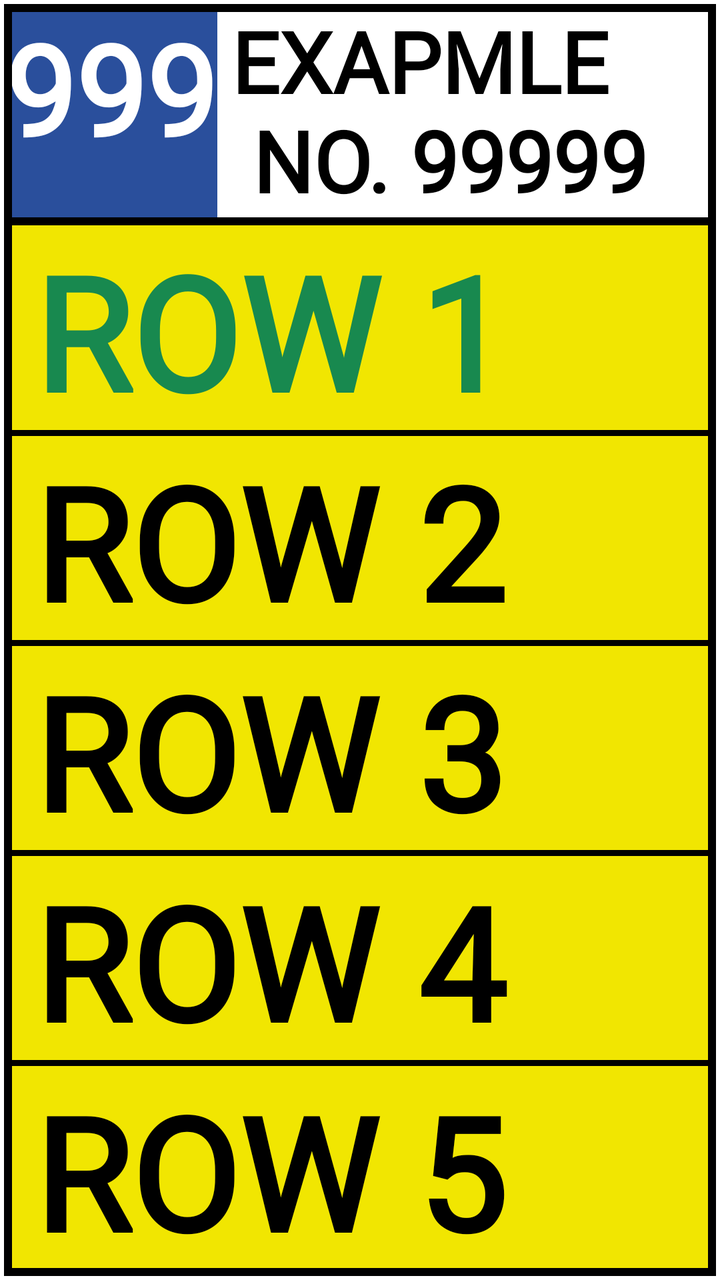
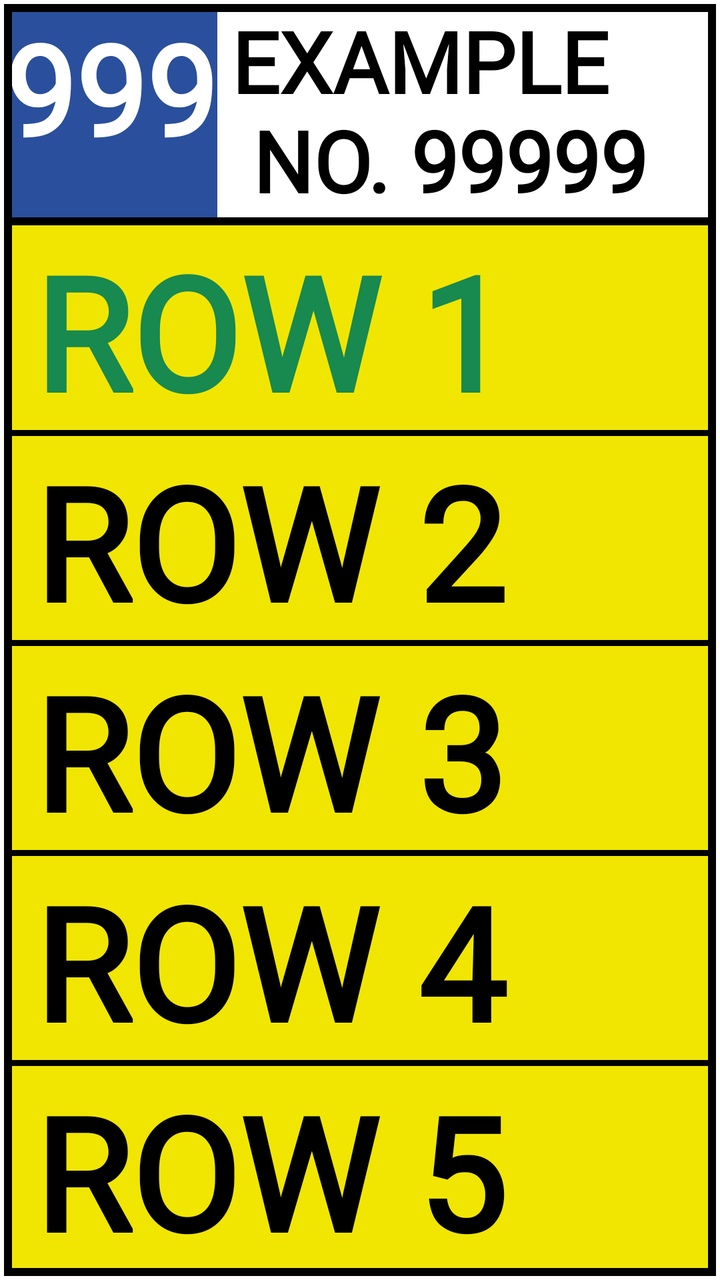

The first picture is an Android layout as it rendered before a commit; the second is the same layout after the commit. The layout source and the unified diff follow.
<!-- AndroidManifest.xml: application theme Theme.Lines -->
<!-- res/layout/sign.xml -->
<?xml version="1.0" encoding="utf-8"?>
<androidx.constraintlayout.widget.ConstraintLayout xmlns:android="http://schemas.android.com/apk/res/android"
    android:layout_width="match_parent"
    android:layout_height="450dp"
    android:id="@+id/sign"
    android:padding="2dp"
    xmlns:app="http://schemas.android.com/apk/res-auto">

    <TextView
        android:id="@+id/blueSquare"
        android:layout_width="0dp"
        android:layout_height="0dp"
        android:background="?attr/signCardSecond"
        android:text="999"
        android:textAllCaps="true"
        android:textStyle="bold"
        android:textAlignment="center"
        android:autoSizeTextType="uniform"
        android:textColor="?attr/signCardTextSquare"
        android:fontFamily="?attr/signFontFamily"
        app:layout_constraintDimensionRatio="1:1"
        app:layout_constraintStart_toStartOf="parent"
        app:layout_constraintTop_toTopOf="parent"
        app:layout_constraintEnd_toStartOf="@id/top_white"
        app:layout_constraintBottom_toTopOf="@id/dividerLine"
        app:layout_constraintHorizontal_weight="3"
        />

    <TextView
        android:id="@+id/top_white"
        android:background="?attr/signCardThird"
        android:layout_width="0dp"
        android:layout_height="0dp"
        android:text="exapmle \n no. 99999"
        android:textAllCaps="true"
        android:textStyle="bold"
        android:fontFamily="?attr/signFontFamily"
        android:autoSizeTextType="uniform"
        android:textColor="?attr/signCardText"
        android:paddingStart="7dp"
        android:paddingEnd="7dp"
        app:layout_constraintStart_toEndOf="@id/blueSquare"
        app:layout_constraintBottom_toBottomOf="@id/blueSquare"
        app:layout_constraintTop_toTopOf="parent"
        app:layout_constraintEnd_toEndOf="parent"
        app:layout_constraintHorizontal_weight="7"
        />

    <View
        android:id="@+id/dividerLine"
        android:layout_width="0dp"
        android:layout_height="4dp"
        android:background="#000000"
        app:layout_constraintStart_toStartOf="parent"
        app:layout_constraintEnd_toEndOf="parent"
        app:layout_constraintTop_toBottomOf="@+id/blueSquare" />

    <TextView
        android:id="@+id/row1"
        android:layout_width="0dp"
        android:layout_height="0dp"
        android:background="@drawable/row_with_line"
        android:gravity="center_vertical|start"
        android:paddingStart="15dp"
        android:paddingEnd="15dp"
        android:text="row 1"
        android:textAllCaps="true"
        android:textStyle="bold"
        android:autoSizeTextType="uniform"
        android:textColor="?attr/signCardTextLine"
        android:fontFamily="?attr/signFontFamily"
        app:layout_constraintBottom_toTopOf="@+id/row2"
        app:layout_constraintEnd_toEndOf="parent"
        app:layout_constraintStart_toStartOf="parent"
        app:layout_constraintTop_toBottomOf="@+id/dividerLine"
        app:layout_constraintVertical_weight="1"
        />

    <TextView
        android:id="@+id/row2"
        android:layout_width="0dp"
        android:layout_height="0dp"
        android:background="@drawable/row_with_line"
        android:gravity="center_vertical|start"
        android:paddingStart="15dp"
        android:paddingEnd="15dp"
        android:text="row 2"
         android:textAllCaps="true"
        android:textStyle="bold"
        android:autoSizeTextType="uniform"
        android:textColor="?attr/signCardText"
        android:fontFamily="?attr/signFontFamily"
        app:layout_constraintBottom_toTopOf="@+id/row3"
        app:layout_constraintEnd_toEndOf="parent"
        app:layout_constraintStart_toStartOf="parent"
        app:layout_constraintTop_toBottomOf="@+id/row1"
        app:layout_constraintVertical_weight="1"
        />

    <TextView
        android:id="@+id/row3"
        android:layout_width="0dp"
        android:layout_height="0dp"
        android:background="@drawable/row_with_line"
        android:gravity="center_vertical|start"
        android:paddingStart="15dp"
        android:paddingEnd="15dp"
        android:text="row 3"
         android:textAllCaps="true"
        android:textStyle="bold"
        android:autoSizeTextType="uniform"
        android:textColor="?attr/signCardText"
        android:fontFamily="?attr/signFontFamily"
        app:layout_constraintBottom_toTopOf="@+id/row4"
        app:layout_constraintEnd_toEndOf="parent"
        app:layout_constraintStart_toStartOf="parent"
        app:layout_constraintTop_toBottomOf="@+id/row2"
        app:layout_constraintVertical_weight="1" />

    <TextView
        android:id="@+id/row4"
        android:layout_width="0dp"
        android:layout_height="0dp"
        android:background="@drawable/row_with_line"
        android:gravity="center_vertical|start"
        android:paddingStart="15dp"
        android:paddingEnd="15dp"
        android:text="row 4"
        android:textColor="?attr/signCardText"
         android:textAllCaps="true"
        android:textStyle="bold"
        android:autoSizeTextType="uniform"
        android:fontFamily="?attr/signFontFamily"
        app:layout_constraintBottom_toTopOf="@+id/row5"
        app:layout_constraintEnd_toEndOf="parent"
        app:layout_constraintStart_toStartOf="parent"
        app:layout_constraintTop_toBottomOf="@+id/row3"
        app:layout_constraintVertical_weight="1" />

    <TextView
        android:id="@+id/row5"
        android:layout_width="0dp"
        android:layout_height="0dp"
        android:background="@drawable/row_with_line"
        android:gravity="center_vertical|start"
        android:paddingStart="15dp"
        android:paddingEnd="15dp"
        android:text="row 5"
        android:textColor="?attr/signCardText"
        android:textAllCaps="true"
        android:textStyle="bold"
        android:autoSizeTextType="uniform"
        android:fontFamily="?attr/signFontFamily"
        app:layout_constraintBottom_toBottomOf="parent"
        app:layout_constraintEnd_toEndOf="parent"
        app:layout_constraintStart_toStartOf="parent"
        app:layout_constraintTop_toBottomOf="@+id/row4"
        app:layout_constraintVertical_weight="1" />

    <View
        android:layout_width="match_parent"
        android:layout_height="match_parent"
        android:background="@drawable/black_border" />
</androidx.constraintlayout.widget.ConstraintLayout>
<!-- resources referenced by this layout -->
<resources>
  <!-- drawable black_border (drawable) -->
  <?xml version="1.0" encoding="utf-8"?>
  <shape xmlns:android="http://schemas.android.com/apk/res/android"
      android:shape="rectangle">
  
      <stroke
          android:width="4dp"
          android:color="?attr/signCardText" />
  
      <solid android:color="@android:color/transparent" />
  
  </shape>
  <!-- drawable row_with_line (drawable) -->
  <?xml version="1.0" encoding="utf-8"?>
  <layer-list xmlns:android="http://schemas.android.com/apk/res/android">
  
      <item>
          <shape android:shape="rectangle">
              <solid android:color="?attr/signCardText" />
          </shape>
      </item>
  
      <item android:bottom="3dp"> <shape android:shape="rectangle">
          <solid android:color="?attr/signCardFirst" />
      </shape>
      </item>
  
  </layer-list>
  <style name="Theme.Lines" parent="Theme.MaterialComponents.DayNight.NoActionBar">
          
          <item name="signCardFirst">@color/yellow</item>
          <item name="signCardSecond">@color/blue</item>
          <item name="signCardThird">@color/white</item>
          <item name="signCardText">@color/black</item>
          <item name="signCardTextLine">@color/green</item>
          <item name="signCardTextSquare">@color/white</item>
  
          <item name="signFontFamily">@font/default_font</item>
      </style>
  <color name="yellow">#FFF1E601</color>
  <color name="blue">#FF2A4F9C</color>
  <color name="white">#FFFFFFFF</color>
  <color name="black">#FF000000</color>
  <color name="green">#FF18894F</color>
</resources>

<!-- the commit's change to res/layout/sign.xml (unified diff, before → after) -->
@@ -11,7 +11,7 @@
         android:layout_width="0dp"
         android:layout_height="0dp"
         android:background="?attr/signCardSecond"
-        android:text="999"
+        android:text="@string/_999"
         android:textAllCaps="true"
         android:textStyle="bold"
         android:textAlignment="center"
@@ -31,7 +31,7 @@
         android:background="?attr/signCardThird"
         android:layout_width="0dp"
         android:layout_height="0dp"
-        android:text="exapmle \n no. 99999"
+        android:text="@string/example_n_no_99999"
         android:textAllCaps="true"
         android:textStyle="bold"
         android:fontFamily="?attr/signFontFamily"
@@ -63,7 +63,7 @@
         android:gravity="center_vertical|start"
         android:paddingStart="15dp"
         android:paddingEnd="15dp"
-        android:text="row 1"
+        android:text="@string/row_1"
         android:textAllCaps="true"
         android:textStyle="bold"
         android:autoSizeTextType="uniform"
@@ -84,8 +84,8 @@
         android:gravity="center_vertical|start"
         android:paddingStart="15dp"
         android:paddingEnd="15dp"
-        android:text="row 2"
-         android:textAllCaps="true"
+        android:text="@string/row_2"
+        android:textAllCaps="true"
         android:textStyle="bold"
         android:autoSizeTextType="uniform"
         android:textColor="?attr/signCardText"
@@ -105,8 +105,8 @@
         android:gravity="center_vertical|start"
         android:paddingStart="15dp"
         android:paddingEnd="15dp"
-        android:text="row 3"
-         android:textAllCaps="true"
+        android:text="@string/row_3"
+        android:textAllCaps="true"
         android:textStyle="bold"
         android:autoSizeTextType="uniform"
         android:textColor="?attr/signCardText"
@@ -125,9 +125,9 @@
         android:gravity="center_vertical|start"
         android:paddingStart="15dp"
         android:paddingEnd="15dp"
-        android:text="row 4"
+        android:text="@string/row_4"
         android:textColor="?attr/signCardText"
-         android:textAllCaps="true"
+        android:textAllCaps="true"
         android:textStyle="bold"
         android:autoSizeTextType="uniform"
         android:fontFamily="?attr/signFontFamily"
@@ -145,7 +145,7 @@
         android:gravity="center_vertical|start"
         android:paddingStart="15dp"
         android:paddingEnd="15dp"
-        android:text="row 5"
+        android:text="@string/row_5"
         android:textColor="?attr/signCardText"
         android:textAllCaps="true"
         android:textStyle="bold"
<!-- resource entries referenced after the edit -->
@@ -28,6 +28,13 @@
       </item>
   
   </layer-list>
+  <string name="_999">999</string>
+  <string name="example_n_no_99999">example \n no. 99999</string>
+  <string name="row_1">row 1</string>
+  <string name="row_2">row 2</string>
+  <string name="row_3">row 3</string>
+  <string name="row_4">row 4</string>
+  <string name="row_5">row 5</string>
   <style name="Theme.Lines" parent="Theme.MaterialComponents.DayNight.NoActionBar">
           
           <item name="signCardFirst">@color/yellow</item>
